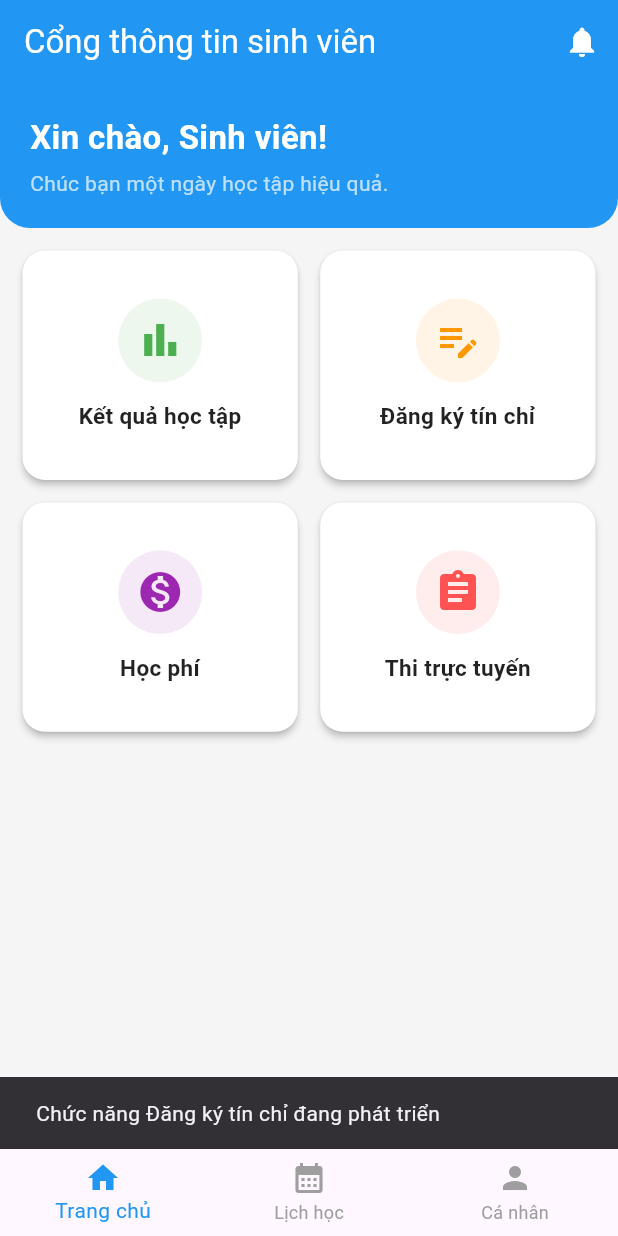
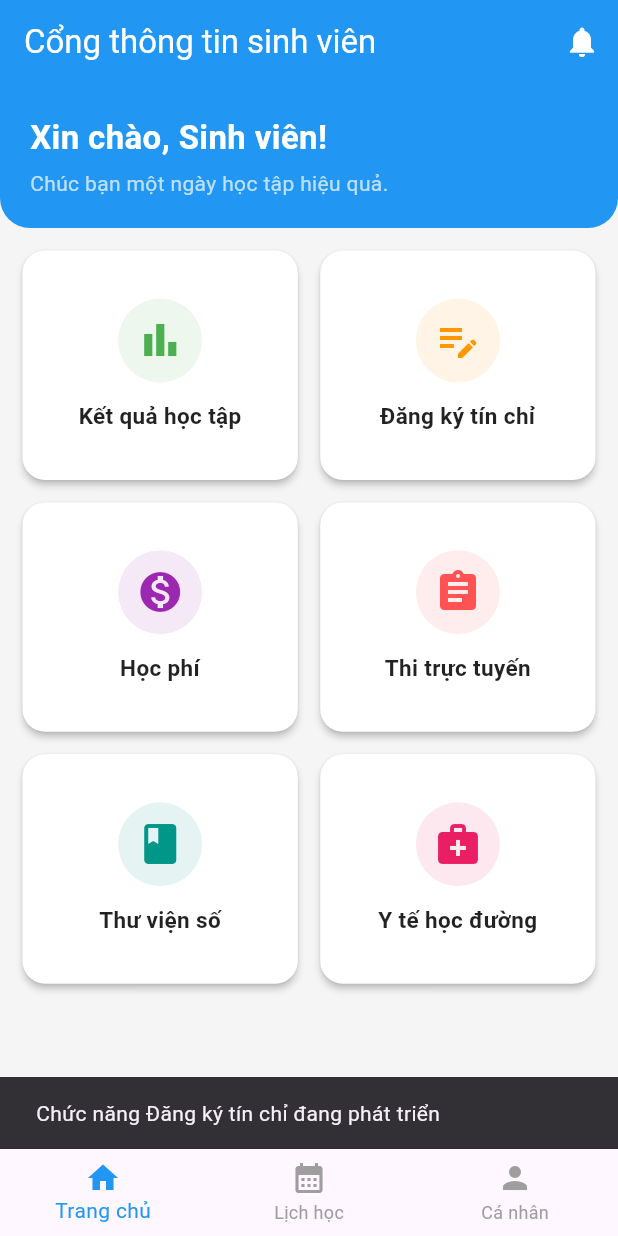
Before and after one commit to TruongAnn19/university-management, a Flutter app: the HomeScreen screen opened directly, after a tap on "Đăng ký tín chỉ", on a phone screen of 412 x 824 dp. Run offline on Flutter 3.47's test engine with Material 3 defaults, Android fonts, the phone set to English and light mode, and no system bars; our stand-ins replace firebase_core, flutter_secure_storage; missing offline and left inert: firebase_app_check, g_recaptcha_v3; accounts and stored records are empty; network calls fail.

Commit message:
update code

```diff
--- a/lib/screens/home_screen.dart
+++ b/lib/screens/home_screen.dart
@@ -16,12 +16,6 @@ class _HomeScreenState extends State<HomeScreen> {
   final bool isStudent = true;
   String studentName = "Sinh viên";
 
-  void _onItemTapped(int index) {
-    setState(() {
-      _selectedIndex = index;
-    });
-  }
-
   @override
   void initState() {
     super.initState();
@@ -30,6 +24,7 @@ class _HomeScreenState extends State<HomeScreen> {
 
   Future<void> _fetchStudentName() async {
     final studentService = StudentService();
+    // Giả sử API lấy profile
     final profile = await studentService.getProfileInfo();
     if (profile != null && mounted) {
       setState(() {
@@ -40,87 +35,123 @@ class _HomeScreenState extends State<HomeScreen> {
 
   @override
   Widget build(BuildContext context) {
-    final List<Widget> pages = [
-      _buildDashboard(context),
-      const Center(child: Text("Lịch học (Đang phát triển)")),
-      const ProfileScreen(),
-    ];
+    return LayoutBuilder(
+      builder: (context, constraints) {
+        if (constraints.maxWidth < 600) {
+          return _buildMobileLayout();
+        } else {
+          return _buildDesktopLayout();
+        }
+      },
+    );
+  }
+
+  Widget _buildMobileLayout() {
     return Scaffold(
       backgroundColor: Colors.grey[100],
       appBar: _selectedIndex == 2
           ? null
-          : AppBar(
-              title: const Text("Cổng thông tin sinh viên"),
-              backgroundColor: Colors.blue,
-              foregroundColor: Colors.white,
-              elevation: 0,
-              automaticallyImplyLeading: false,
-              actions: [
-                IconButton(
-                  icon: const Icon(Icons.notifications),
-                  onPressed: () {
-                    Navigator.push(
-                      context,
-                      MaterialPageRoute(
-                        builder: (context) => const NotificationsScreen(),
-                      ),
-                    );
-                  },
-                ),
-              ],
-            ),
-      body: pages[_selectedIndex],
+          : _buildCommonAppBar(),
+      body: _buildBodyContent(),
       bottomNavigationBar: BottomNavigationBar(
         currentIndex: _selectedIndex,
         type: BottomNavigationBarType.fixed,
         selectedItemColor: Colors.blue,
         unselectedItemColor: Colors.grey,
-        onTap: _onItemTapped,
+        onTap: (index) => setState(() => _selectedIndex = index),
         items: const [
           BottomNavigationBarItem(icon: Icon(Icons.home), label: 'Trang chủ'),
-          BottomNavigationBarItem(
-            icon: Icon(Icons.calendar_month),
-            label: 'Lịch học',
-          ),
+          BottomNavigationBarItem(icon: Icon(Icons.calendar_month), label: 'Lịch học'),
           BottomNavigationBarItem(icon: Icon(Icons.person), label: 'Cá nhân'),
         ],
       ),
     );
   }
-  // --- WIDGETS CON ---
+
+  Widget _buildDesktopLayout() {
+    return Scaffold(
+      backgroundColor: Colors.grey[100],
+      appBar: _selectedIndex == 2 ? null : _buildCommonAppBar(),
+      body: Row(
+        children: [
+          NavigationRail(
+            selectedIndex: _selectedIndex,
+            onDestinationSelected: (index) => setState(() => _selectedIndex = index),
+            labelType: NavigationRailLabelType.all,
+            destinations: const [
+              NavigationRailDestination(
+                icon: Icon(Icons.home),
+                label: Text('Trang chủ'),
+              ),
+              NavigationRailDestination(
+                icon: Icon(Icons.calendar_month),
+                label: Text('Lịch học'),
+              ),
+              NavigationRailDestination(
+                icon: Icon(Icons.person),
+                label: Text('Cá nhân'),
+              ),
+            ],
+          ),
+          const VerticalDivider(thickness: 1, width: 1),
+          Expanded(
+            child: _buildBodyContent(),
+          ),
+        ],
+      ),
+    );
+  }
+
+  AppBar _buildCommonAppBar() {
+    return AppBar(
+      title: const Text("Cổng thông tin sinh viên"),
+      backgroundColor: Colors.blue,
+      foregroundColor: Colors.white,
+      elevation: 0,
+      automaticallyImplyLeading: false,
+      actions: [
+        IconButton(
+          icon: const Icon(Icons.notifications),
+          onPressed: () {
+            Navigator.push(
+              context,
+              MaterialPageRoute(builder: (context) => const NotificationsScreen()),
+            );
+          },
+        ),
+      ],
+    );
+  }
+
+  Widget _buildBodyContent() {
+    switch (_selectedIndex) {
+      case 0:
+        return _buildDashboard(context);
+      case 1:
+        return const Center(child: Text("Lịch học (Đang phát triển)"));
+      case 2:
+        return const ProfileScreen();
+      default:
+        return _buildDashboard(context);
+    }
+  }
 
   Widget _buildDashboard(BuildContext context) {
-    // 1. Chỉ giữ lại các chức năng nghiệp vụ, BỎ "Thông tin cá nhân"
     List<Map<String, dynamic>> menuItems = [];
 
     if (isStudent) {
       menuItems.addAll([
-        {
-          'icon': Icons.bar_chart,
-          'label': 'Kết quả học tập',
-          'color': Colors.green,
-          'route': '/my-scores',
-        },
-        {
-          'icon': Icons.edit_note,
-          'label': 'Đăng ký tín chỉ',
-          'color': Colors.orange,
-          'route': '/register-course',
-        },
-        {
-          'icon': Icons.monetization_on,
-          'label': 'Học phí',
-          'color': Colors.purple,
-          'route': '/tuition',
-        },
-        {
-          'icon': Icons.assignment,
-          'label': 'Thi trực tuyến',
-          'color': Colors.redAccent,
-          'route': '/online-exam',
-        },
+        {'icon': Icons.bar_chart, 'label': 'Kết quả học tập', 'color': Colors.green, 'route': '/my-scores'},
+        {'icon': Icons.edit_note, 'label': 'Đăng ký tín chỉ', 'color': Colors.orange, 'route': '/register-course'},
+        {'icon': Icons.monetization_on, 'label': 'Học phí', 'color': Colors.purple, 'route': '/tuition'},
+        {'icon': Icons.assignment, 'label': 'Thi trực tuyến', 'color': Colors.redAccent, 'route': '/online-exam'},
+        {'icon': Icons.book, 'label': 'Thư viện số', 'color': Colors.teal, 'route': '/library'},
+        {'icon': Icons.medical_services, 'label': 'Y tế học đường', 'color': Colors.pink, 'route': '/health'},
       ]);
     }
+
+    double screenWidth = MediaQuery.of(context).size.width;
+    int crossAxisCount = screenWidth > 600 ? 4 : 2;
 
     return Column(
       children: [
@@ -130,8 +161,8 @@ class _HomeScreenState extends State<HomeScreen> {
             padding: const EdgeInsets.all(15.0),
             child: GridView.builder(
               itemCount: menuItems.length,
-              gridDelegate: const SliverGridDelegateWithFixedCrossAxisCount(
-                crossAxisCount: 2,
+              gridDelegate: SliverGridDelegateWithFixedCrossAxisCount(
+                crossAxisCount: crossAxisCount,
                 crossAxisSpacing: 15,
                 mainAxisSpacing: 15,
                 childAspectRatio: 1.2,
@@ -142,8 +173,7 @@ class _HomeScreenState extends State<HomeScreen> {
                   icon: item['icon'],
                   label: item['label'],
                   color: item['color'],
-                  onTap: () =>
-                      _handleNavigation(context, item['route'], item['label']),
+                  onTap: () => _handleNavigation(context, item['route'], item['label']),
                 );
               },
             ),
@@ -169,14 +199,14 @@ class _HomeScreenState extends State<HomeScreen> {
         children: [
           Text(
             "Xin chào, $studentName!",
-            style: TextStyle(
+            style: const TextStyle(
               color: Colors.white,
               fontSize: 22,
               fontWeight: FontWeight.bold,
             ),
           ),
-          SizedBox(height: 5),
-          Text(
+          const SizedBox(height: 5),
+          const Text(
             "Chúc bạn một ngày học tập hiệu quả.",
             style: TextStyle(color: Colors.white70),
           ),
@@ -233,10 +263,16 @@ class _HomeScreenState extends State<HomeScreen> {
           MaterialPageRoute(builder: (_) => const MyScoresScreen()),
         );
         break;
-      // Các case khác...
+      case '/register-course':
+      case '/tuition':
+      case '/online-exam':
+        ScaffoldMessenger.of(context).showSnackBar(
+          SnackBar(content: Text("Chức năng $label đang phát triển")),
+        );
+        break;
       default:
         ScaffoldMessenger.of(context).showSnackBar(
-          SnackBar(content: Text("Chức năng $label đang phát triển")),
+          SnackBar(content: Text("Chức năng chưa hỗ trợ")),
         );
     }
   }
--- a/lib/services/auth_service.dart
+++ b/lib/services/auth_service.dart
@@ -2,9 +2,10 @@ import 'dart:convert';
 import 'package:http/http.dart' as http;
 import 'package:flutter_secure_storage/flutter_secure_storage.dart';
 import '../models/auth_model.dart';
+import '../contants/ApiConstants.dart';
 
 class AuthService {
-  static const String baseUrl = "http://localhost:8081/api/auth";
+  final String baseUrl = ApiConstants.baseUrl;
 
   final _storage = const FlutterSecureStorage();
 
--- a/pubspec.yaml
+++ b/pubspec.yaml
@@ -14,7 +14,9 @@ dependencies:
   intl: ^0.18.1
   g_recaptcha_v3: ^0.0.4
   flutter_dotenv: ^6.0.0
-  firebase_core: ^4.3.0
+  firebase_core:
+  firebase_auth:
+  cloud_firestore:
   firebase_app_check: ^0.4.1+3
   shared_preferences: ^2.2.2
 
```
Also changed, not shown: lib/contants/ApiConstants.dart (added, +14 -0 lines), pubspec.lock, 4 other files.
